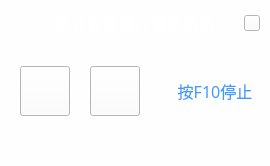
Above: KeyRecorder/KeyRecorder.ui from RYAN--LEE/key-recorder before the change. Below: the same form after it.
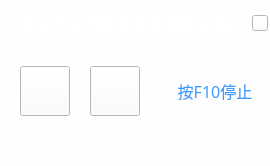
That is the form after the change. Icons and pictures are not drawn.

Commit message: 增加系统配置

Patch:
```diff
--- a/KeyRecorder/KeyRecorder.ui
+++ b/KeyRecorder/KeyRecorder.ui
@@ -117,7 +117,7 @@
 }</string>
          </property>
          <property name="text">
-          <string>旅业智能操作辅助系统</string>
+          <string>防返贫监测系统智能辅助机器人</string>
          </property>
         </widget>
        </item>
```
The commit also changes 29 other files.
